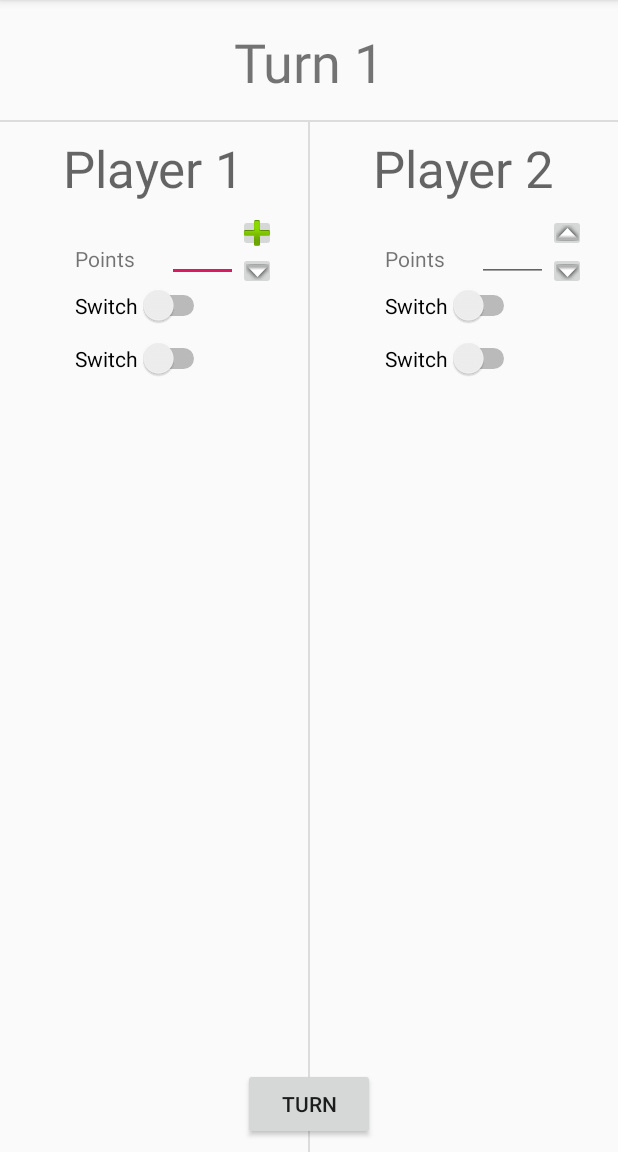
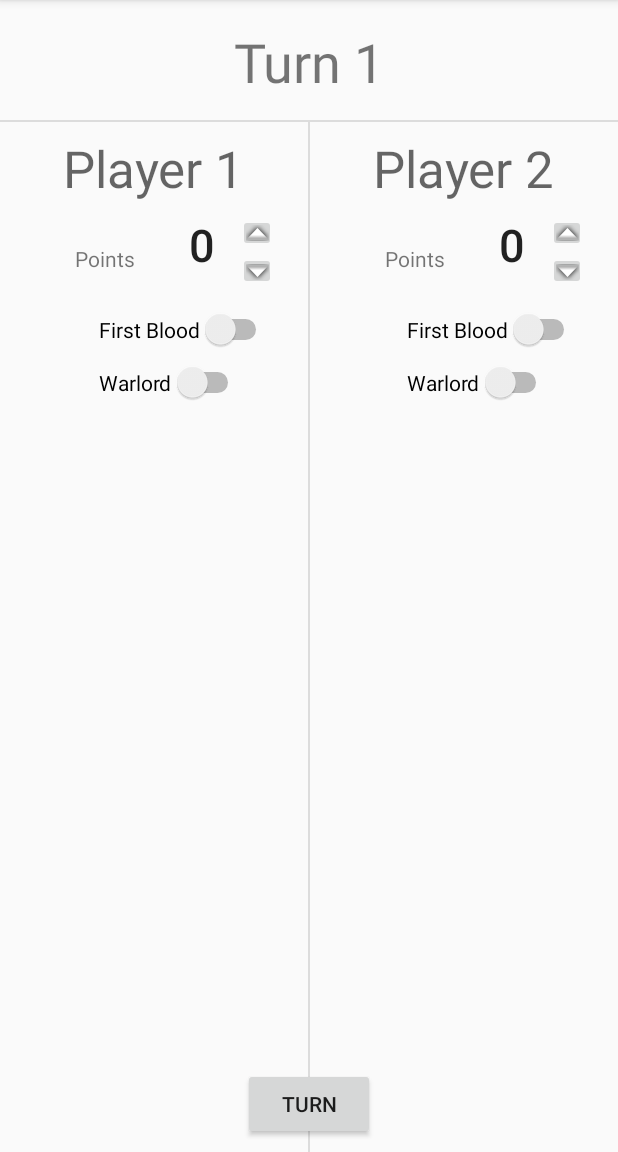
Before and after one commit to Bhaskett23/ScoreKeeper, an Android app: the screen it shows after launch (MainActivity), on a phone screen of 412 x 824 dp, the part 84-1236 px from its top. Run offline under Robolectric (Android 15) with nearby library versions, the phone set to English and light mode, and no system bars.

Commit message:
adding in logic to up points

```diff
--- a/app/src/main/java/scorekeeper/scorekeeper/GameWorker.java
+++ b/app/src/main/java/scorekeeper/scorekeeper/GameWorker.java
@@ -1,19 +1,24 @@
 package scorekeeper.scorekeeper;
-
-import android.widget.TextView;
-import android.support.v7.app.AppCompatActivity;
-import android.os.Bundle;
-import android.widget.Toolbar;
-
 
 public class GameWorker {
 
-    public static String UpdateTurnCounter(String turn)
+    public static String AddPoints(int currentPoints)
     {
-        int length = turn.length();
-        char currentTurn =(char) turn.charAt(length-1);
+        if (currentPoints == 0)
+        {
+            return "0";
+        }
+        int newPointValue = currentPoints + 1;
+        return Integer.toString(newPointValue);
+    }
 
-
-        return "Turn " + currentTurn;
+    public static String SubtractPoints(int currentPoints)
+    {
+        if (currentPoints == 0)
+        {
+            return "0";
+        }
+        int newPointValue = currentPoints - 1;
+        return Integer.toString(newPointValue);
     }
 }
--- a/app/src/main/java/scorekeeper/scorekeeper/MainActivity.java
+++ b/app/src/main/java/scorekeeper/scorekeeper/MainActivity.java
@@ -4,10 +4,18 @@ import android.support.v7.app.AppCompatActivity;
 import android.os.Bundle;
 import android.view.View;
 import android.widget.Button;
+import android.widget.EditText;
+import android.widget.ImageButton;
 import android.widget.TextView;
+
+import org.w3c.dom.Text;
 
 public class MainActivity extends AppCompatActivity {
     private int mButtonClicks = 1;
+    ImageButton addP1;
+    ImageButton subP1;
+    ImageButton addP2;
+    ImageButton subP2;
 
     @Override
     protected void onCreate(Bundle savedInstanceState) {
@@ -18,9 +26,58 @@ public class MainActivity extends AppCompatActivity {
         turnBtn.setOnClickListener(new View.OnClickListener() {
             public void onClick(View v) {
                 TextView turn = findViewById(R.id.TurnId);
-                String currentTurn = turn.getText().toString();
                 turn.setText("Turn " + ++mButtonClicks);
             }
         });
+
+        setUpClicks();
+    }
+
+    public void setUpClicks()
+    {
+        addP2 = findViewById(R.id.AddP2);
+        addP2.setOnClickListener(new View.OnClickListener() {
+            public void onClick(View v) {
+                TextView points2 = findViewById(R.id.txtPointsP2);
+                String currentPoints = points2.getText().toString();
+                int d = Integer.parseInt(currentPoints);
+                String newPoints = GameWorker.AddPoints(d);//GameWorker.AddPoints(d);
+                points2.setText(newPoints);
+            }
+        });
+
+        subP2 = findViewById(R.id.SubP2);
+        subP2.setOnClickListener(new View.OnClickListener() {
+            public void onClick(View v) {
+                TextView points2 = findViewById(R.id.txtPointsP2);
+                String currentPoints = points2.getText().toString();
+                int d = Integer.parseInt(currentPoints);
+                String newPoints = GameWorker.SubtractPoints(d);//GameWorker.AddPoints(d);
+                points2.setText(newPoints);
+            }
+        });
+
+        addP1 = findViewById(R.id.AddP1);
+        addP1.setOnClickListener(new View.OnClickListener() {
+            public void onClick(View v) {
+                TextView points2 = findViewById(R.id.txtPointsP1);
+                String currentPoints = points2.getText().toString();
+                int d = Integer.parseInt(currentPoints);
+                String newPoints = GameWorker.AddPoints(d);//GameWorker.AddPoints(d);
+                points2.setText(newPoints);
+            }
+        });
+
+        subP1 = findViewById(R.id.SubP1);
+        subP1.setOnClickListener(new View.OnClickListener() {
+            public void onClick(View v) {
+                TextView points2 = findViewById(R.id.txtPointsP1);
+                String currentPoints = points2.getText().toString();
+                int d = Integer.parseInt(currentPoints);
+                String newPoints = GameWorker.SubtractPoints(d);//GameWorker.AddPoints(d);
+                points2.setText(newPoints);
+            }
+        });
+
     }
 }
--- a/app/src/main/res/layout/activity_main.xml
+++ b/app/src/main/res/layout/activity_main.xml
@@ -7,13 +7,12 @@
     tools:context=".MainActivity">
 
     <ImageButton
-        android:id="@+id/imageButton3"
+        android:id="@+id/AddP1"
         android:layout_width="25dp"
         android:layout_height="25dp"
-        app:layout_constraintStart_toEndOf="@+id/editText2"
-        app:layout_constraintTop_toTopOf="@+id/editText2"
-        app:srcCompat="@android:drawable/ic_input_add"
-        tools:srcCompat="@android:drawable/arrow_up_float" />
+        app:layout_constraintStart_toEndOf="@+id/txtPointsP1"
+        app:layout_constraintTop_toTopOf="@+id/txtPointsP1"
+        app:srcCompat="@android:drawable/arrow_up_float" />
 
     <View
         android:id="@+id/TitleDivide"
@@ -51,17 +50,19 @@
         app:layout_constraintStart_toStartOf="parent"
         app:layout_constraintTop_toTopOf="parent" />
 
-    <EditText
-        android:id="@+id/editText2"
+    <TextView
+        android:id="@+id/txtPointsP1"
         android:layout_width="47dp"
-        android:layout_height="wrap_content"
+        android:layout_height="49dp"
         android:layout_marginStart="21dp"
         android:layout_marginTop="8dp"
         android:ems="10"
-        android:inputType="numberSigned"
         android:selectAllOnFocus="false"
         android:singleLine="false"
+        android:text="0"
         android:textAlignment="center"
+        android:textAppearance="@style/TextAppearance.AppCompat.Body2"
+        android:textSize="30sp"
         app:layout_constraintStart_toEndOf="@+id/lblPlayer1Points"
         app:layout_constraintTop_toBottomOf="@+id/textView3" />
 
@@ -111,58 +112,72 @@
         app:layout_constraintStart_toStartOf="@+id/textView6"
         app:layout_constraintTop_toBottomOf="@+id/textView6" />
 
-    <EditText
-        android:id="@+id/editText4"
+    <TextView
+        android:id="@+id/txtPointsP2"
         android:layout_width="47dp"
-        android:layout_height="wrap_content"
+        android:layout_height="50dp"
         android:layout_marginStart="21dp"
         android:layout_marginTop="8dp"
         android:ems="10"
-        android:inputType="numberSigned"
         android:selectAllOnFocus="false"
         android:singleLine="false"
+        android:text="0"
+        android:textAlignment="center"
+        android:textAppearance="@style/TextAppearance.AppCompat.Body2"
+        android:textSize="30sp"
         app:layout_constraintStart_toEndOf="@+id/textView7"
         app:layout_constraintTop_toBottomOf="@+id/textView6" />
 
     <Switch
-        android:id="@+id/switch1"
+        android:id="@+id/swP1Blood"
         android:layout_width="wrap_content"
         android:layout_height="wrap_content"
         android:layout_marginStart="8dp"
-        android:layout_marginTop="8dp"
-        android:text="Switch"
+        android:layout_marginTop="24dp"
+        android:layout_marginEnd="8dp"
+        android:text="First Blood"
+        app:layout_constraintEnd_toStartOf="@+id/PlayerDivide"
         app:layout_constraintStart_toStartOf="@+id/textView3"
         app:layout_constraintTop_toBottomOf="@+id/lblPlayer1Points" />
 
     <Switch
-        android:id="@+id/switch2"
+        android:id="@+id/swP1Warlord"
+        android:layout_width="wrap_content"
+        android:layout_height="wrap_content"
+        android:layout_marginTop="8dp"
+        android:layout_marginEnd="8dp"
+        android:text="Warlord"
+        app:layout_constraintEnd_toStartOf="@+id/PlayerDivide"
+        app:layout_constraintHorizontal_bias="0.0"
+        app:layout_constraintStart_toStartOf="@+id/swP1Blood"
+        app:layout_constraintTop_toBottomOf="@+id/swP1Blood"
+        tools:paddingEnd="16dp" />
+
+    <Switch
+        android:id="@+id/swP2Blood"
         android:layout_width="wrap_content"
         android:layout_height="wrap_content"
         android:layout_marginStart="8dp"
-        android:layout_marginTop="8dp"
-        android:text="Switch"
-        app:layout_constraintStart_toStartOf="@+id/textView3"
-        app:layout_constraintTop_toBottomOf="@+id/switch1" />
-
-    <Switch
-        android:id="@+id/switch3"
-        android:layout_width="wrap_content"
-        android:layout_height="wrap_content"
-        android:layout_marginStart="8dp"
-        android:layout_marginTop="8dp"
-        android:text="Switch"
+        android:layout_marginTop="24dp"
+        android:layout_marginEnd="25dp"
+        android:text="First Blood"
+        app:layout_constraintEnd_toEndOf="parent"
+        app:layout_constraintHorizontal_bias="1.0"
         app:layout_constraintStart_toStartOf="@+id/textView6"
         app:layout_constraintTop_toBottomOf="@+id/textView7" />
 
     <Switch
-        android:id="@+id/switch4"
+        android:id="@+id/swP2Warlord"
         android:layout_width="wrap_content"
         android:layout_height="wrap_content"
-        android:layout_marginStart="8dp"
         android:layout_marginTop="8dp"
-        android:text="Switch"
-        app:layout_constraintStart_toStartOf="@+id/textView6"
-        app:layout_constraintTop_toBottomOf="@+id/switch3" />
+        android:layout_marginEnd="8dp"
+        android:paddingEnd="15dp"
+        android:text="Warlord"
+        app:layout_constraintEnd_toEndOf="parent"
+        app:layout_constraintHorizontal_bias="0.0"
+        app:layout_constraintStart_toStartOf="@+id/swP2Blood"
+        app:layout_constraintTop_toBottomOf="@+id/swP2Blood" />
 
     <Button
         android:id="@+id/TurnBtn"
@@ -177,27 +192,27 @@
         app:layout_constraintStart_toStartOf="parent" />
 
     <ImageButton
-        android:id="@+id/imageButton2"
+        android:id="@+id/SubP1"
         android:layout_width="25dp"
         android:layout_height="25dp"
-        app:layout_constraintStart_toEndOf="@+id/editText2"
-        app:layout_constraintTop_toBottomOf="@+id/imageButton3"
+        app:layout_constraintStart_toEndOf="@+id/txtPointsP1"
+        app:layout_constraintTop_toBottomOf="@+id/AddP1"
         app:srcCompat="@android:drawable/arrow_down_float" />
 
     <ImageButton
-        android:id="@+id/imageButton4"
+        android:id="@+id/AddP2"
         android:layout_width="25dp"
         android:layout_height="25dp"
-        app:layout_constraintStart_toEndOf="@+id/editText4"
-        app:layout_constraintTop_toTopOf="@+id/editText4"
+        app:layout_constraintStart_toEndOf="@+id/txtPointsP2"
+        app:layout_constraintTop_toTopOf="@+id/txtPointsP2"
         app:srcCompat="@android:drawable/arrow_up_float" />
 
     <ImageButton
-        android:id="@+id/imageButton5"
+        android:id="@+id/SubP2"
         android:layout_width="25dp"
         android:layout_height="25dp"
-        app:layout_constraintStart_toEndOf="@+id/editText4"
-        app:layout_constraintTop_toBottomOf="@+id/imageButton4"
+        app:layout_constraintStart_toEndOf="@+id/txtPointsP2"
+        app:layout_constraintTop_toBottomOf="@+id/AddP2"
         app:srcCompat="@android:drawable/arrow_down_float" />
 
 </android.support.constraint.ConstraintLayout>
```
